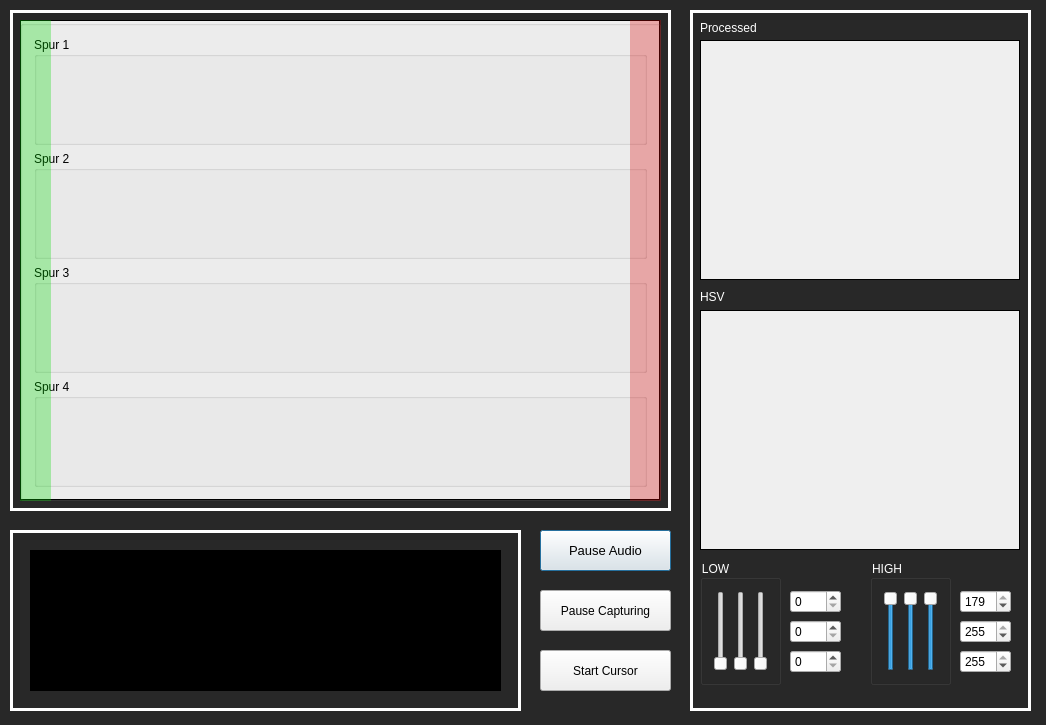
This is dialog.ui in SebastianBone/RythmMachine as Qt 5 draws it before an edit. The edited form follows.
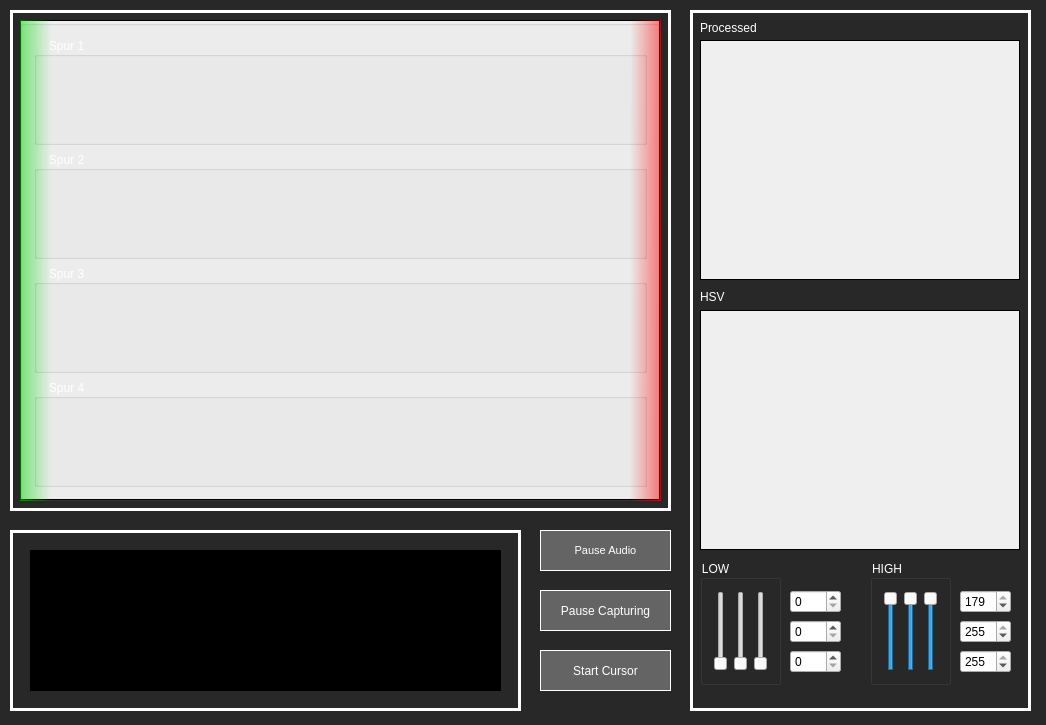
This is the edited form. Custom widgets are drawn as their Qt base class.

Commit message: Style changes and comments added

The edit to the form file:
```diff
--- a/dialog.ui
+++ b/dialog.ui
@@ -76,15 +76,35 @@
    </property>
    <property name="font">
     <font>
-     <pointsize>10</pointsize>
+     <pointsize>8</pointsize>
     </font>
    </property>
+   <property name="autoFillBackground">
+    <bool>false</bool>
+   </property>
    <property name="styleSheet">
-    <string notr="true"/>
+    <string notr="true">QPushButton{
+	border : 1px solid white;
+	
+	color: rgb(255, 255, 255);
+	background-color: rgb(100, 100, 100);
+	
+}
+
+QPushButton:checked{
+	border : 1px solid white;
+	
+	color: rgb(255, 255, 255);
+	background-color: rgb(50, 50, 50);
+	
+}</string>
    </property>
    <property name="text">
     <string>Pause Audio</string>
    </property>
+   <property name="flat">
+    <bool>false</bool>
+   </property>
   </widget>
   <widget class="QPlainTextEdit" name="txtConsole">
    <property name="geometry">
@@ -275,8 +295,14 @@
       <property name="autoFillBackground">
        <bool>false</bool>
       </property>
+      <property name="styleSheet">
+       <string notr="true">QGroupBox{
+	
+	color: rgb(255, 255, 255);
+}</string>
+      </property>
       <property name="title">
-       <string>Spur 1</string>
+       <string>    Spur 1</string>
       </property>
       <layout class="QHBoxLayout" name="horizontalLayout_3">
        <item>
@@ -792,8 +818,14 @@
     </item>
     <item>
      <widget class="QGroupBox" name="clap">
+      <property name="styleSheet">
+       <string notr="true">QGroupBox{
+	
+	color: rgb(255, 255, 255);
+}</string>
+      </property>
       <property name="title">
-       <string>Spur 2</string>
+       <string>    Spur 2</string>
       </property>
       <layout class="QHBoxLayout" name="horizontalLayout_4">
        <item>
@@ -2068,8 +2100,14 @@
     </item>
     <item>
      <widget class="QGroupBox" name="hit">
+      <property name="styleSheet">
+       <string notr="true">QGroupBox{
+	
+	color: rgb(255, 255, 255);
+}</string>
+      </property>
       <property name="title">
-       <string>Spur 3</string>
+       <string>    Spur 3</string>
       </property>
       <layout class="QHBoxLayout" name="horizontalLayout_5">
        <item>
@@ -2333,8 +2371,14 @@
     </item>
     <item>
      <widget class="QGroupBox" name="drum">
+      <property name="styleSheet">
+       <string notr="true">QGroupBox{
+	
+	color: rgb(255, 255, 255);
+}</string>
+      </property>
       <property name="title">
-       <string>Spur 4</string>
+       <string>    Spur 4</string>
       </property>
       <layout class="QHBoxLayout" name="horizontalLayout_6">
        <item>
@@ -2822,6 +2866,23 @@
      <height>41</height>
     </rect>
    </property>
+   <property name="styleSheet">
+    <string notr="true">QPushButton{
+	border : 1px solid white;
+	
+	color: rgb(255, 255, 255);
+	background-color: rgb(100, 100, 100);
+	
+}
+
+QPushButton:checked{
+	border : 1px solid white;
+	
+	color: rgb(255, 255, 255);
+	background-color: rgb(50, 50, 50);
+	
+}</string>
+   </property>
    <property name="text">
     <string>Pause Capturing</string>
    </property>
@@ -2835,6 +2896,23 @@
      <height>41</height>
     </rect>
    </property>
+   <property name="styleSheet">
+    <string notr="true">QPushButton{
+	border : 1px solid white;
+	
+	color: rgb(255, 255, 255);
+	background-color: rgb(100, 100, 100);
+	
+}
+
+QPushButton:checked{
+	border : 1px solid white;
+	
+	color: rgb(255, 255, 255);
+	background-color: rgb(50, 50, 50);
+	
+}</string>
+   </property>
    <property name="text">
     <string>Start Cursor</string>
    </property>
@@ -2858,8 +2936,8 @@
     <bool>true</bool>
    </property>
    <property name="styleSheet">
-    <string notr="true">QLabel{
-	background-color:rgba(217, 0, 0, 0.3)
+    <string notr="true">QLabel{	
+	background-color: qlineargradient(spread:pad, x1:1, y1:0.0170455, x2:0, y2:0, stop:0 rgba(255, 0, 0, 129), stop:1 rgba(255, 255, 255, 0));
 }</string>
    </property>
    <property name="frameShape">
@@ -2895,7 +2973,9 @@
    </property>
    <property name="styleSheet">
     <string notr="true">QLabel{
-	background-color:rgba(0, 217, 0, 0.3)
+	
+	
+	background-color: qlineargradient(spread:pad, x1:0, y1:0, x2:1, y2:0, stop:0 rgba(0, 217, 0, 129), stop:1 rgba(255, 255, 255, 0));
 }</string>
    </property>
    <property name="frameShape">
```
Left out of the diff: 99 changed lines with no effect on the pictures. The commit also changes 3 other files.
